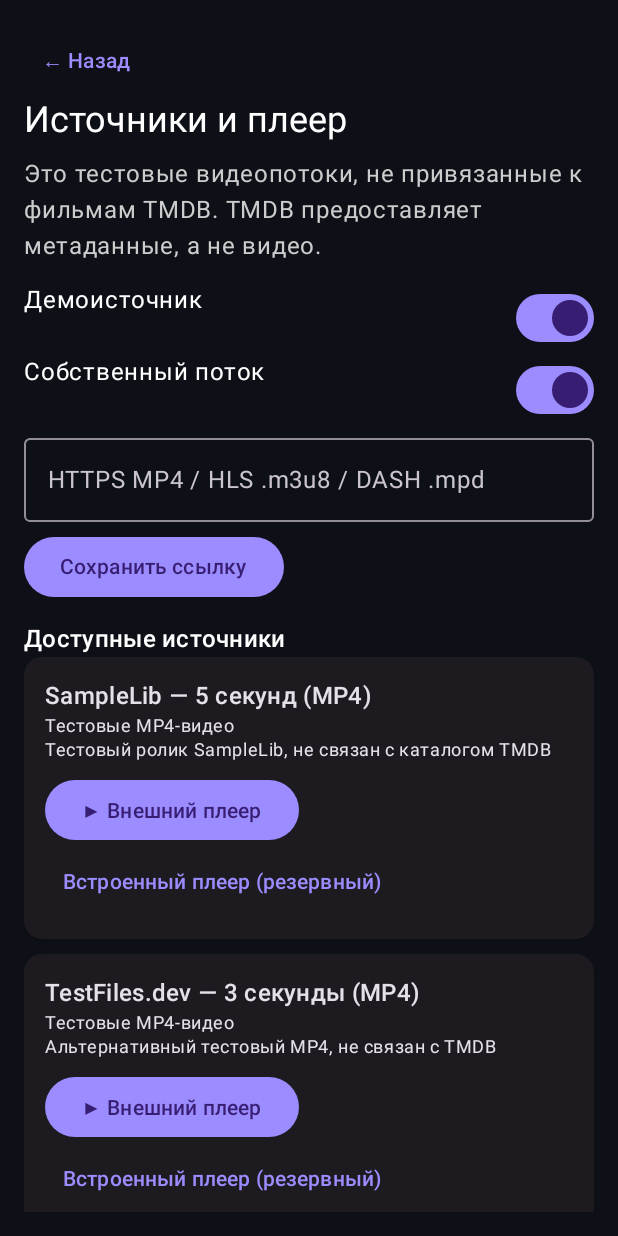
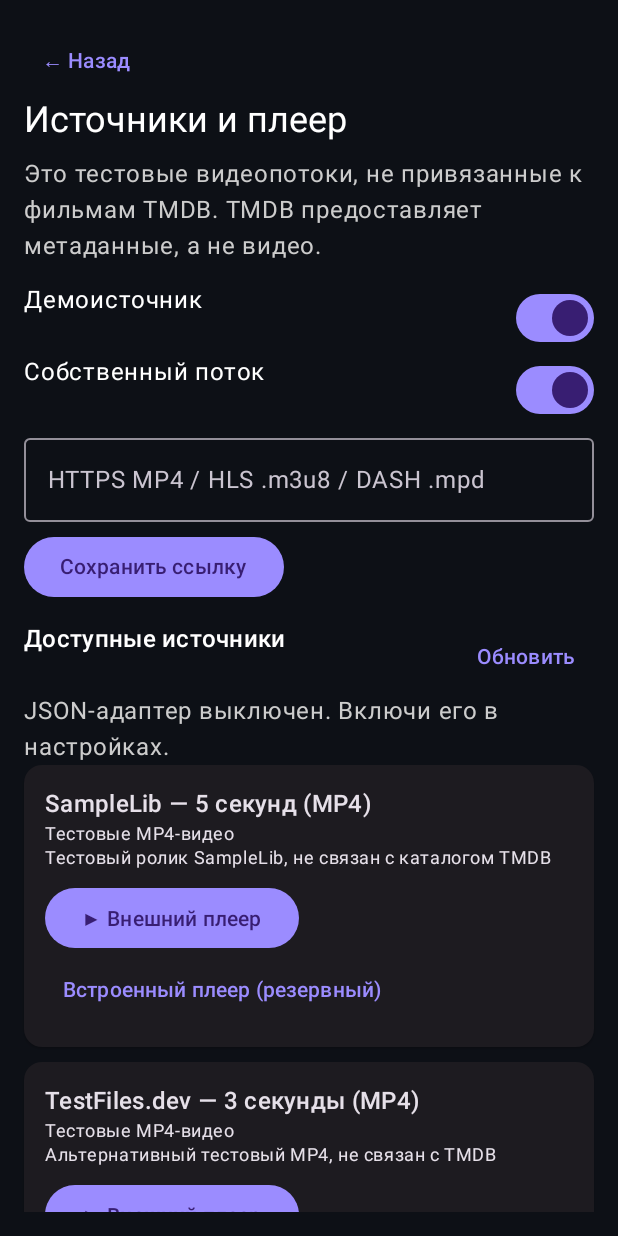
Before and after one commit to Taktangel/CinemaHub, an Android app built with Jetpack Compose: the composable SourcesScreen shown on its own in the app's theme, after a tap on "▶ Внешний плеер", on a phone screen of 412 x 824 dp. Run offline under Robolectric (Android 15) with nearby library versions, the phone set to English and light mode, and no system bars; pictures from the network do not load.

Commit message:
Show matched JSON catalog streams alongside per-title sources

```diff
--- a/app/src/main/java/com/cinemahub/app/SourcesScreen.kt
+++ b/app/src/main/java/com/cinemahub/app/SourcesScreen.kt
@@ -82,12 +82,32 @@ fun SourcesScreen(onPlay: (StreamItem) -> Unit, onBack: () -> Unit, movie: Libra
     var customUrl by remember { mutableStateOf(prefs.getString("custom_url", "").orEmpty()) }
     var savedUrl by remember { mutableStateOf(customUrl) }
     var playerMessage by remember { mutableStateOf<String?>(null) }
+    var catalogItems by remember { mutableStateOf<List<CatalogEntry>>(emptyList()) }
+    var catalogError by remember { mutableStateOf<String?>(null) }
+    var catalogLoading by remember { mutableStateOf(false) }
+    var reloadCatalog by remember { mutableIntStateOf(0) }
+    LaunchedEffect(movie?.mediaKey, reloadCatalog) {
+        catalogItems = emptyList()
+        catalogError = null
+        if (!JsonCatalogAdapter.isEnabled(context)) return@LaunchedEffect
+        catalogLoading = true
+        try {
+            catalogItems = JsonCatalogAdapter.load(context)
+        } catch (e: Exception) {
+            catalogError = "Ошибка JSON-источника: ${e.message ?: "неизвестная ошибка"}"
+        } finally {
+            catalogLoading = false
+        }
+    }
     var movieUrl by remember(movie?.mediaKey) { mutableStateOf(movie?.let { MediaLibrary.videoUrl(context, it.mediaKey) }.orEmpty()) }
     var savedMovieUrl by remember(movie?.mediaKey) { mutableStateOf(movieUrl) }
     val ownFilmStream = if (movie != null && isSupportedStreamUrl(savedMovieUrl)) {
         listOf(StreamItem("linked-${movie.mediaKey}", movie.title, savedMovieUrl, "Мой источник для фильма"))
     } else emptyList()
-    val playable = ownFilmStream + registeredSources
+    val catalogStreams = catalogItems
+        .filter { movie == null || it.mediaKey == movie.mediaKey }
+        .map { it.stream }
+    val playable = ownFilmStream + catalogStreams + registeredSources
         .filter { source -> when (source.id) {
             "demo" -> demoEnabled
             "user" -> userEnabled
@@ -161,7 +181,15 @@ fun SourcesScreen(onPlay: (StreamItem) -> Unit, onBack: () -> Unit, movie: Libra
             Text("Сохрани поддерживаемую ссылку, чтобы она появилась в списке.", color = Color.LightGray)
         }
         Spacer(Modifier.height(12.dp))
-        Text("Доступные источники", color = Color.White, style = MaterialTheme.typography.titleMedium)
+        Row(Modifier.fillMaxWidth(), horizontalArrangement = Arrangement.SpaceBetween) {
+            Text("Доступные источники", color = Color.White, style = MaterialTheme.typography.titleMedium)
+            TextButton(onClick = { reloadCatalog++ }, enabled = !catalogLoading) { Text("Обновить") }
+        }
+        if (catalogLoading) LinearProgressIndicator(Modifier.fillMaxWidth())
+        catalogError?.let { Text(it, color = MaterialTheme.colorScheme.error) }
+        if (!JsonCatalogAdapter.isEnabled(context)) {
+            Text("JSON-адаптер выключен. Включи его в настройках.", color = Color.LightGray)
+        }
         playerMessage?.let { Text(it, color = MaterialTheme.colorScheme.error) }
         if (playable.isEmpty()) Text("Источников пока нет", color = Color.LightGray)
         LazyColumn(verticalArrangement = Arrangement.spacedBy(10.dp)) {
@@ -175,7 +203,7 @@ fun SourcesScreen(onPlay: (StreamItem) -> Unit, onBack: () -> Unit, movie: Libra
                         Button(onClick = {
                             playerMessage = try {
                                 openInExternalPlayer(context, stream.url)
-                                if (movie != null && stream.id.startsWith("linked-")) onPlayed(movie)
+                                if (movie != null && (stream.id.startsWith("linked-") || stream.id.startsWith("catalog-"))) onPlayed(movie)
                                 null
                             } catch (_: ActivityNotFoundException) {
                                 "На устройстве не найден совместимый видеоплеер. Установи VLC или другой плеер."
```
